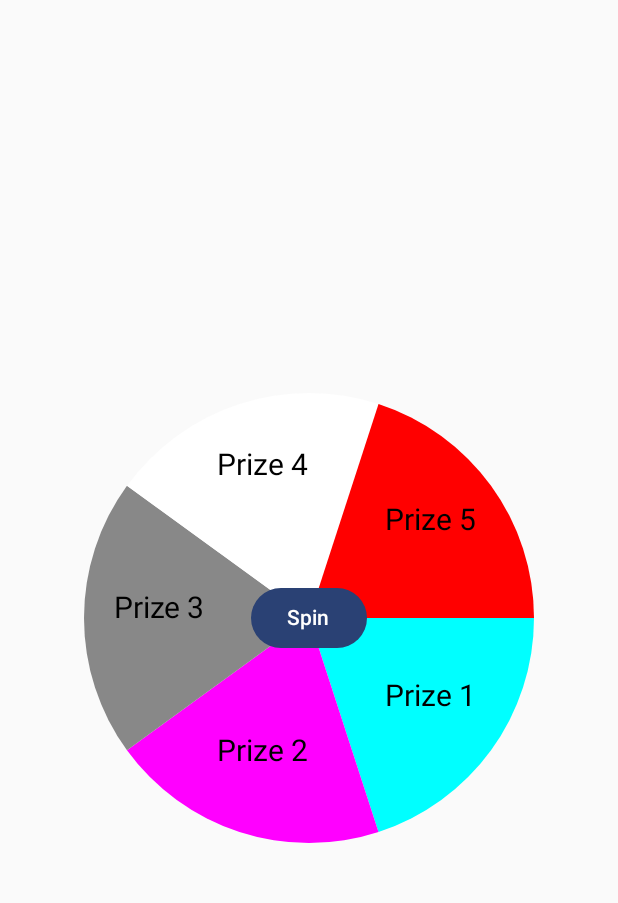
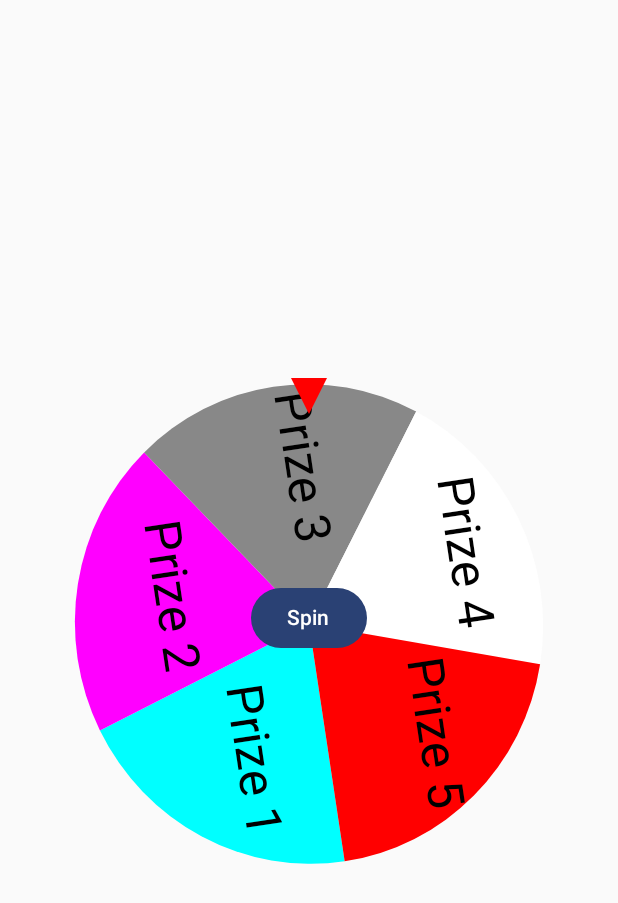
Before and after one commit to whogashaga/LuckyDraw, an Android app built with Jetpack Compose: the screen it shows after launch (MainActivity), after a tap on "Spin", on a phone screen of 412 x 824 dp. Shown: the top 903 px of the screen. Run offline under Robolectric (Android 15) with nearby library versions, the phone set to English and light mode, and no system bars.

Commit message:
set a pointer at the top of the circle

```diff
--- a/app/src/main/java/com/example/luckydraw/MainActivity.kt
+++ b/app/src/main/java/com/example/luckydraw/MainActivity.kt
@@ -10,30 +10,31 @@ import androidx.compose.animation.core.Animatable
 import androidx.compose.animation.core.LinearEasing
 import androidx.compose.animation.core.tween
 import androidx.compose.foundation.Canvas
-import androidx.compose.foundation.isSystemInDarkTheme
+import androidx.compose.foundation.background
 import androidx.compose.foundation.layout.Box
 import androidx.compose.foundation.layout.fillMaxSize
 import androidx.compose.foundation.layout.padding
+import androidx.compose.foundation.layout.paddingFrom
 import androidx.compose.foundation.layout.size
+import androidx.compose.foundation.layout.wrapContentSize
+import androidx.compose.foundation.shape.GenericShape
 import androidx.compose.material3.Button
-import androidx.compose.material3.MaterialTheme
-import androidx.compose.material3.Scaffold
 import androidx.compose.material3.Text
 import androidx.compose.runtime.Composable
-import androidx.compose.runtime.LaunchedEffect
 import androidx.compose.runtime.MutableState
 import androidx.compose.runtime.mutableStateOf
 import androidx.compose.runtime.remember
 import androidx.compose.runtime.rememberCoroutineScope
 import androidx.compose.ui.Alignment
 import androidx.compose.ui.Modifier
+import androidx.compose.ui.draw.rotate
 import androidx.compose.ui.geometry.Offset
 import androidx.compose.ui.graphics.Color
+import androidx.compose.ui.graphics.graphicsLayer
 import androidx.compose.ui.graphics.nativeCanvas
+import androidx.compose.ui.layout.AlignmentLine
 import androidx.compose.ui.platform.LocalContext
 import androidx.compose.ui.text.font.FontWeight
-import androidx.compose.ui.tooling.preview.Preview
-import androidx.compose.ui.unit.TextUnit
 import androidx.compose.ui.unit.dp
 import androidx.compose.ui.unit.sp
 import com.example.luckydraw.ui.theme.LuckyDrawTheme
@@ -74,8 +75,12 @@ fun LuckyDrawWheel(items: List<String>, onSpinEnd: (Int) -> Unit) {
     val animationFinished: MutableState<Boolean> = remember { mutableStateOf(false) }
     val colorList = mutableListOf(Color.Cyan, Color.Magenta, Color.Gray, Color.White, Color.Red, Color.Green, Color.Blue, Color.Yellow)
 
-    Box(modifier = Modifier.fillMaxSize(), contentAlignment = Alignment.Center) {
-        Canvas(modifier = Modifier.size(300.dp)) {
+    Box(
+        modifier = Modifier.fillMaxSize(),
+        contentAlignment = Alignment.Center
+    ) {
+        Box (modifier = Modifier.size(320.dp)) {
+            Canvas(modifier = Modifier.fillMaxSize().padding(top = 8.dp).rotate(rotation.value)) {
                 items.forEachIndexed { index, item ->
                     val startAngle = index * itemAngle
                     drawArc(
@@ -96,7 +101,7 @@ fun LuckyDrawWheel(items: List<String>, onSpinEnd: (Int) -> Unit) {
                             textPosition.x,
                             textPosition.y,
                             Paint().apply {
-                            textSize = 30f
+                                textSize = 50f
                                 textAlign = Paint.Align.CENTER
                                 color = android.graphics.Color.BLACK
                             }
@@ -104,13 +109,27 @@ fun LuckyDrawWheel(items: List<String>, onSpinEnd: (Int) -> Unit) {
                     }
                 }
             }
+            /* The Pointer at the top */
+            Box(
+                Modifier
+                    .size(24.dp)
+                    .align(Alignment.TopCenter)
+                    .rotate(180f)
+                    .background(Color.Red, shape = GenericShape { size, _ -> // TriangleShape
+                        moveTo(size.width / 2, 0f)
+                        lineTo(0f, size.height)
+                        lineTo(size.width, size.height)
+                        close()
+                    })
+            )
+        }
 
-        val selectedIndex = (0 until items.size).random()
+        var selectedIndex = 0
         Button(
             onClick = {
                 coroutineScope.launch {
                     animationFinished.value = false
-                val targetRotation = (360f * 5) + (360f - (selectedIndex * itemAngle))
+                    val targetRotation = (360f * 5) + (360f - (0 until items.size).random() * itemAngle)
                     rotation.animateTo(
                         targetValue = targetRotation,
                         animationSpec = tween(durationMillis = 3000, easing = LinearEasing)
@@ -120,18 +139,20 @@ fun LuckyDrawWheel(items: List<String>, onSpinEnd: (Int) -> Unit) {
                             onSpinEnd(selectedIndex)
                         }
                     }
+                    val finalRotation = (rotation.value % 360)
+                    selectedIndex = ((360f - finalRotation) / itemAngle).toInt() % items.size
+
                 }
             }) {
             Text("Spin")
         }
-
         if (animationFinished.value) {
             Text(
                 text = "We Got ${items[selectedIndex]}!",
                 modifier = Modifier
                     .align(Alignment.BottomCenter)
-                    .padding(bottom = 100.dp),
-                fontSize = 16.sp,
+                    .padding(bottom = 120.dp),
+                fontSize = 24.sp,
                 fontWeight = FontWeight.Bold,
                 color = Color.Black
             )
```
Lines whose indentation alone changed are shown as unchanged.
